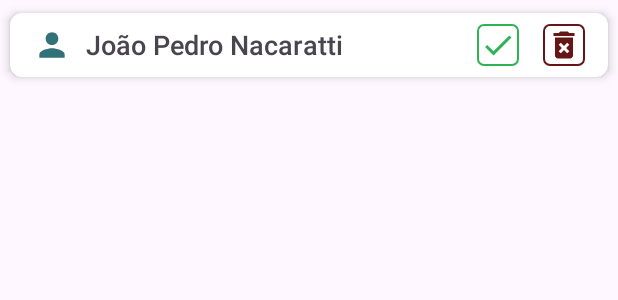
After one commit to Miinero/gs-2sem, an Android app: the layout activity_records_record.xml on its own in the app's theme, with its tools: preview values and no code run, on a phone screen of 412 x 824 dp. The commit adds this screen. Shown: the top 300 px of the screen. Run offline under Robolectric (Android 15) with nearby library versions, the phone set to English and light mode, and no system bars.

Commit message:
Started "Prontuarios" screen

```diff
--- a/app/build.gradle.kts
+++ b/app/build.gradle.kts
@@ -46,8 +46,11 @@ dependencies {
     implementation("androidx.appcompat:appcompat:1.6.1")
     implementation("com.google.android.material:material:1.8.0")
     implementation("androidx.constraintlayout:constraintlayout:2.1.4")
+    implementation("androidx.recyclerview:recyclerview:1.2.1")
 
     implementation("com.google.firebase:firebase-database:20.3.0")
+
+    implementation("androidx.cardview:cardview:1.0.0")
 
     testImplementation("junit:junit:4.13.2")
     androidTestImplementation("androidx.test.ext:junit:1.1.5")
--- a/app/src/main/AndroidManifest.xml
+++ b/app/src/main/AndroidManifest.xml
@@ -29,6 +29,11 @@
             android:exported="true">
         </activity>
 
+        <activity
+            android:name=".ui.MedicalRecordsActivity"
+            android:exported="true">
+        </activity>
+
     </application>
 
 </manifest>
--- /dev/null
+++ b/app/src/main/res/drawable/baseline_check_24.xml
@@ -0,0 +1,5 @@
+<vector android:height="24dp" android:tint="@color/green"
+    android:viewportHeight="24" android:viewportWidth="24"
+    android:width="24dp" xmlns:android="http://schemas.android.com/apk/res/android">
+    <path android:fillColor="@android:color/white" android:pathData="M9,16.17L4.83,12l-1.42,1.41L9,19 21,7l-1.41,-1.41z"/>
+</vector>
--- /dev/null
+++ b/app/src/main/res/drawable/baseline_delete_forever_24.xml
@@ -0,0 +1,5 @@
+<vector android:height="24dp" android:tint="@color/wine"
+    android:viewportHeight="24" android:viewportWidth="24"
+    android:width="24dp" xmlns:android="http://schemas.android.com/apk/res/android">
+    <path android:fillColor="@android:color/white" android:pathData="M6,19c0,1.1 0.9,2 2,2h8c1.1,0 2,-0.9 2,-2L18,7L6,7v12zM8.46,11.88l1.41,-1.41L12,12.59l2.12,-2.12 1.41,1.41L13.41,14l2.12,2.12 -1.41,1.41L12,15.41l-2.12,2.12 -1.41,-1.41L10.59,14l-2.13,-2.12zM15.5,4l-1,-1h-5l-1,1L5,4v2h14L19,4z"/>
+</vector>
--- /dev/null
+++ b/app/src/main/res/drawable/baseline_hourglass_bottom_24.xml
@@ -0,0 +1,5 @@
+<vector android:height="24dp" android:tint="@color/orange"
+    android:viewportHeight="24" android:viewportWidth="24"
+    android:width="24dp" xmlns:android="http://schemas.android.com/apk/res/android">
+    <path android:fillColor="@android:color/white" android:pathData="M18,22l-0.01,-6L14,12l3.99,-4.01L18,2H6v6l4,4l-4,3.99V22H18zM8,7.5V4h8v3.5l-4,4L8,7.5z"/>
+</vector>
--- /dev/null
+++ b/app/src/main/res/drawable/baseline_person_24.xml
@@ -0,0 +1,5 @@
+<vector android:height="24dp" android:tint="@color/water_green"
+    android:viewportHeight="24" android:viewportWidth="24"
+    android:width="24dp" xmlns:android="http://schemas.android.com/apk/res/android">
+    <path android:fillColor="@android:color/white" android:pathData="M12,12c2.21,0 4,-1.79 4,-4s-1.79,-4 -4,-4 -4,1.79 -4,4 1.79,4 4,4zM12,14c-2.67,0 -8,1.34 -8,4v2h16v-2c0,-2.66 -5.33,-4 -8,-4z"/>
+</vector>
--- /dev/null
+++ b/app/src/main/res/drawable/custom_checked_button_border.xml
@@ -0,0 +1,9 @@
+<?xml version="1.0" encoding="utf-8"?>
+<selector xmlns:android="http://schemas.android.com/apk/res/android">
+    <item>
+        <shape android:shape="rectangle">
+            <corners android:radius="4dp"/>
+            <stroke android:width="1dp" android:color="@color/green"/>
+        </shape>
+    </item>
+</selector>
--- /dev/null
+++ b/app/src/main/res/drawable/custom_delete_button_border.xml
@@ -0,0 +1,9 @@
+<?xml version="1.0" encoding="utf-8"?>
+<selector xmlns:android="http://schemas.android.com/apk/res/android">
+    <item>
+        <shape android:shape="rectangle">
+            <corners android:radius="4dp"/>
+            <stroke android:width="1dp" android:color="@color/wine"/>
+        </shape>
+    </item>
+</selector>
--- /dev/null
+++ b/app/src/main/res/layout/activity_records_record.xml
@@ -0,0 +1,66 @@
+<?xml version="1.0" encoding="utf-8"?>
+<androidx.cardview.widget.CardView
+    android:layout_width="match_parent"
+    android:layout_height="60dp"
+    xmlns:app="http://schemas.android.com/apk/res-auto"
+    xmlns:tools="http://schemas.android.com/tools"
+    app:cardCornerRadius="8dp"
+    app:cardElevation="4dp"
+    app:cardUseCompatPadding="true"
+    android:layout_margin="0dp"
+    xmlns:android="http://schemas.android.com/apk/res/android">
+
+    <androidx.constraintlayout.widget.ConstraintLayout
+        android:id="@+id/record_layout"
+        android:layout_width="match_parent"
+        android:layout_height="match_parent"
+        android:orientation="horizontal"
+        android:layout_margin="5dp">
+
+        <ImageView
+            android:id="@+id/record_icon_person"
+            android:layout_width="25dp"
+            android:layout_height="match_parent"
+            android:src="@drawable/baseline_person_24"
+            android:layout_marginStart="10dp"
+            app:layout_constraintStart_toStartOf="parent"
+            />
+
+        <TextView
+            android:id="@+id/textView"
+            android:layout_width="wrap_content"
+            android:layout_height="match_parent"
+            android:layout_marginStart="10dp"
+            android:fontFamily="sans-serif-medium"
+            android:gravity="center_vertical"
+            android:textSize="18sp"
+            app:layout_constraintStart_toEndOf="@id/record_icon_person"
+            tools:text="João Pedro Nacaratti" />
+
+        <androidx.appcompat.widget.AppCompatImageButton
+            android:id="@+id/record_btn_delete"
+            android:layout_width="28dp"
+            android:layout_height="28dp"
+            app:layout_constraintEnd_toEndOf="parent"
+            app:layout_constraintTop_toTopOf="parent"
+            app:layout_constraintBottom_toBottomOf="parent"
+            android:layout_marginEnd="10dp"
+            android:src="@drawable/baseline_delete_forever_24"
+            android:background="@drawable/custom_delete_button_border"
+            />
+
+        <androidx.appcompat.widget.AppCompatImageButton
+            android:id="@+id/record_btn_status"
+            android:layout_width="28dp"
+            android:layout_height="28dp"
+            app:layout_constraintEnd_toStartOf="@id/record_btn_delete"
+            app:layout_constraintTop_toTopOf="parent"
+            app:layout_constraintBottom_toBottomOf="parent"
+            android:layout_marginEnd="16dp"
+            tools:src="@drawable/baseline_check_24"
+            tools:background="@drawable/custom_checked_button_border"
+            />
+
+    </androidx.constraintlayout.widget.ConstraintLayout>
+
+</androidx.cardview.widget.CardView>
--- a/app/src/main/res/values/colors.xml
+++ b/app/src/main/res/values/colors.xml
@@ -3,6 +3,11 @@
     <color name="black">#FF000000</color>
     <color name="white">#FFFFFFFF</color>
     <color name="cyan">#FF87CEFA</color>
+    <color name="water_green">#327177</color>
     <color name="grey">#FF2E2E2E</color>
     <color name="light_grey">#4D4D4D</color>
+    <color name="wine">#651515</color>
+    <color name="yellow">#FFC107</color>
+    <color name="orange">#FF9800</color>
+    <color name="green">#2EB354</color>
 </resources>
```
Also changed, not shown: app/src/main/java/com/fiap/gs2sem/ui/MedicalRecordsActivity.kt (added, +25 -0 lines), app/src/main/res/drawable/custom_waiting_button_border.xml (added, +9 -0 lines), app/src/main/res/layout/activity_records_list.xml (added, +36 -0 lines).
